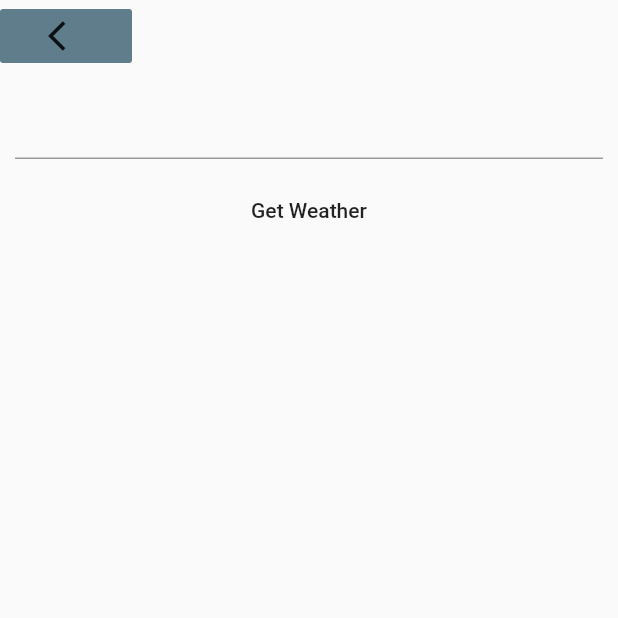
After one commit to gusmac/hello_weather, a Flutter app: the CityScreen screen opened directly, on a phone screen of 412 x 824 dp, the top half of it. The commit adds this screen. Run offline on Flutter 3.47's test engine with Material 2 defaults, Android fonts, the phone set to English and light mode, and no system bars; our stand-ins replace flutter_spinkit, geolocator; network calls fail.

Commit message:
added the weathermodel and other stuff;

```diff
--- /dev/null
+++ b/lib/screens/city_screen.dart
@@ -0,0 +1,49 @@
+import 'package:flutter/material.dart';
+
+class CityScreen extends StatefulWidget {
+  @override
+  _CityScreenState createState() => _CityScreenState();
+}
+
+class _CityScreenState extends State<CityScreen> {
+  String cityName = '';
+  @override
+  Widget build(BuildContext context) {
+    return Scaffold(
+      body: SafeArea(
+          child: Column(
+        children: <Widget>[
+          Align(
+            alignment: Alignment.topLeft,
+            child: FlatButton(
+              color: Colors.blueGrey,
+              child: Icon(Icons.arrow_back_ios),
+              onPressed: () {
+                Navigator.pop(context);
+              },
+            ),
+          ),
+          Container(
+            padding: EdgeInsets.all(10.0),
+            child: TextField(
+              style: TextStyle(
+                color: Colors.black,
+              ),
+              onChanged: (value) {
+                cityName = value;
+              },
+            ),
+          ),
+          FlatButton(
+            onPressed: () {
+              Navigator.pop(context, cityName);
+            },
+            child: Text(
+              'Get Weather',
+            ),
+          ),
+        ],
+      )),
+    );
+  }
+}
```
Also changed, not shown: lib/screens/loading_screen.dart (+2 -9 lines), lib/screens/weather_home_screen.dart (+33 -7 lines), lib/services/weather_model.dart (added, +18 -0 lines).
